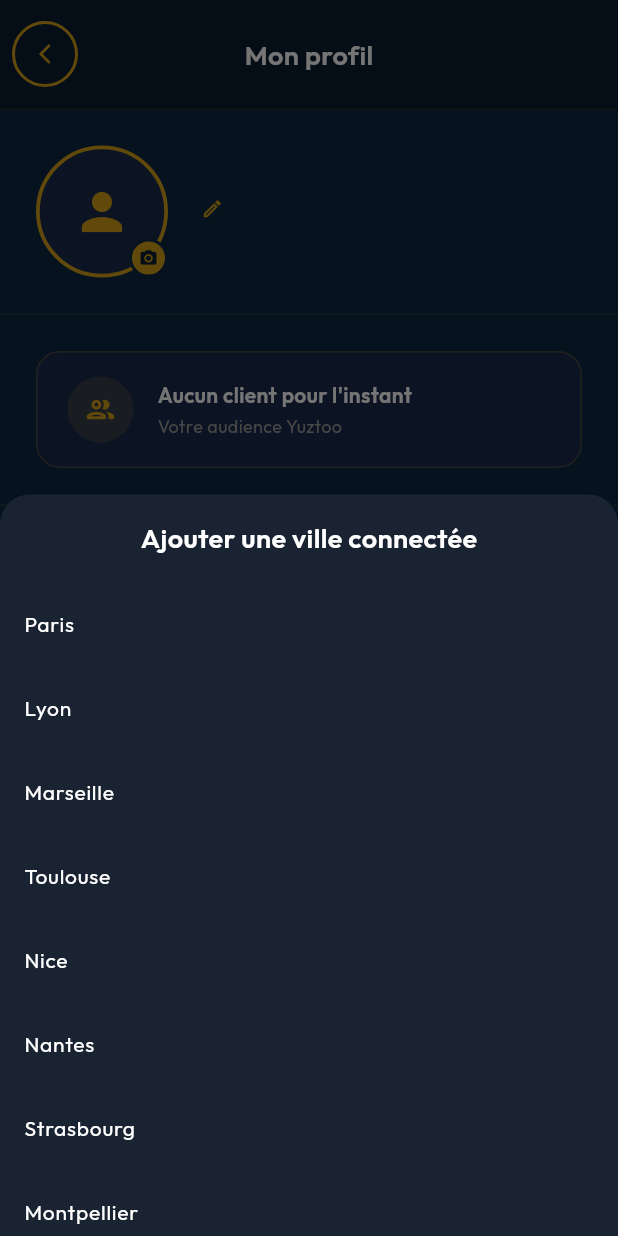
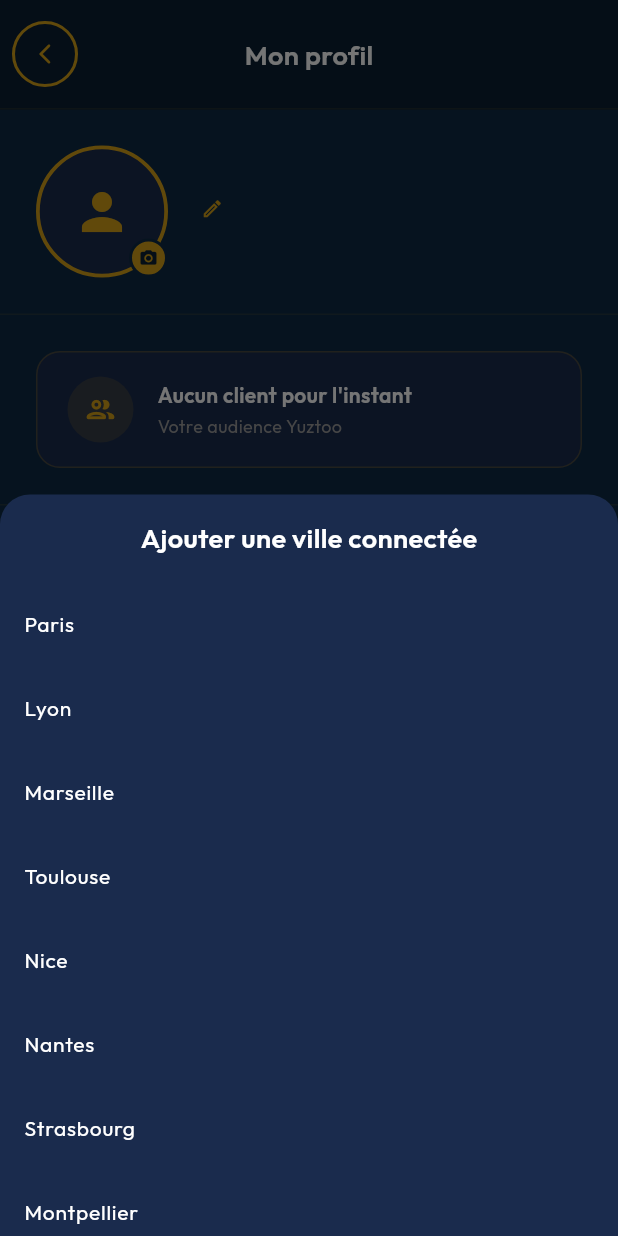
Before and after one commit to ayoubelbadaoui/Yuztoo, a Flutter app: the AccountPreferencesScreen widget shown alone on an empty page, opened directly, after a tap on the "add" icon, on a phone screen of 412 x 824 dp. Run offline on Flutter 3.47's test engine with Material 3 defaults, Android fonts, the phone set to English and light mode, and no system bars; our stand-ins replace app_links, cloud_firestore, equatable, firebase_auth, firebase_core, firebase_messaging and 10 more; missing offline and left inert: gal, mobile_scanner; accounts and stored records are empty; project files that could hold a hidden picture were left out.

Commit message:
fix(account-preferences): align screen with style guide
- Add PopScope so hardware back gesture is handled (rule 2 violation)
- Fix 'Créer un compte pro' CTA: height 54, borderRadius 14, fontSize 16,
  gradient with box-shadow matching Section 5 spec
- Fix cities bottom sheet hardcoded color → MerchantColors.navyCard
- Wire edit icon next to display name: tapping now navigates to
  IdentificationSecurityScreen via new onEditProfile callback

Made-with: Cursor

```diff
--- a/lib/feature/account_preferences/presentation/account_preferences_screen.dart
+++ b/lib/feature/account_preferences/presentation/account_preferences_screen.dart
@@ -18,11 +18,14 @@ class AccountPreferencesScreen extends ConsumerStatefulWidget {
     super.key,
     this.onBack,
     this.onCreateProAccount,
+    this.onEditProfile,
   });
 
   final VoidCallback? onBack;
   /// Called when the client taps "Créer un compte pro" to start merchant onboarding.
   final VoidCallback? onCreateProAccount;
+  /// Called when the user taps the edit icon next to their name.
+  final VoidCallback? onEditProfile;
 
   @override
   ConsumerState<AccountPreferencesScreen> createState() =>
--- a/lib/feature/account_preferences/presentation/account_preferences_screen.part.dart
+++ b/lib/feature/account_preferences/presentation/account_preferences_screen.part.dart
@@ -25,7 +25,12 @@ extension _AccountPreferencesScreenUi on _AccountPreferencesScreenState {
       ),
       child: Scaffold(
         backgroundColor: MerchantColors.bgMain,
-        body: Column(
+        body: PopScope(
+          canPop: false,
+          onPopInvokedWithResult: (didPop, _) {
+            if (!didPop) widget.onBack?.call();
+          },
+          child: Column(
             children: [
               _buildHeader(context),
               Expanded(
@@ -36,7 +41,7 @@ extension _AccountPreferencesScreenUi on _AccountPreferencesScreenState {
                   ),
                   child: Column(
                     children: [
-                    const ProfileAvatarSection(),
+                      ProfileAvatarSection(onEditProfile: widget.onEditProfile),
                       _buildConnectionsSection(partnerCount),
                       const CitiesSection(),
                       const YuztooCardBox(),
@@ -51,6 +56,7 @@ extension _AccountPreferencesScreenUi on _AccountPreferencesScreenState {
                 ),
               ),
             ],
+          ),
         ),
       ),
     );
@@ -309,23 +315,26 @@ extension _AccountPreferencesScreenUi on _AccountPreferencesScreenState {
 
   Widget _buildCreateAccountButton() {
     return Padding(
-      padding: const EdgeInsets.all(24),
+      padding: const EdgeInsets.fromLTRB(24, 24, 24, 0),
       child: GestureDetector(
         behavior: HitTestBehavior.opaque,
         onTap: widget.onCreateProAccount,
         child: Container(
           width: double.infinity,
-          padding: const EdgeInsets.symmetric(vertical: 16),
+          height: 54,
           decoration: BoxDecoration(
             gradient: const LinearGradient(
               colors: [MerchantColors.gold, Color(0xFFD4AF37)],
+              begin: Alignment.topLeft,
+              end: Alignment.bottomRight,
             ),
-            borderRadius: BorderRadius.circular(24),
+            borderRadius: BorderRadius.circular(14),
             boxShadow: [
               BoxShadow(
-                color: MerchantColors.gold.withValues(alpha: 0.3),
-                blurRadius: 12,
-                offset: const Offset(0, 4),
+                color: MerchantColors.gold.withValues(alpha: 0.35),
+                blurRadius: 16,
+                spreadRadius: -2,
+                offset: const Offset(0, 6),
               ),
             ],
           ),
@@ -333,9 +342,10 @@ extension _AccountPreferencesScreenUi on _AccountPreferencesScreenState {
             child: Text(
               'Créer un compte pro',
               style: GoogleFonts.outfit(
-                fontSize: 14,
+                fontSize: 16,
                 fontWeight: FontWeight.w700,
                 color: MerchantColors.bgHeader,
+                letterSpacing: 0.2,
               ),
             ),
           ),
--- a/lib/feature/account_preferences/presentation/widgets/cities_section.dart
+++ b/lib/feature/account_preferences/presentation/widgets/cities_section.dart
@@ -22,7 +22,7 @@ class _CitiesSectionState extends ConsumerState<CitiesSection> {
 
     showModalBottomSheet<void>(
       context: context,
-      backgroundColor: const Color(0xFF1A2332),
+      backgroundColor: MerchantColors.navyCard,
       isScrollControlled: true,
       shape: const RoundedRectangleBorder(
         borderRadius: BorderRadius.vertical(top: Radius.circular(20)),
--- a/lib/feature/account_preferences/presentation/widgets/profile_avatar_section.dart
+++ b/lib/feature/account_preferences/presentation/widgets/profile_avatar_section.dart
@@ -17,7 +17,10 @@ part 'profile_avatar_section.part.dart';
 /// Separate from business/merchant profile - this is the user's personal account info.
 /// Allows user to select and save personal profile picture.
 class ProfileAvatarSection extends ConsumerStatefulWidget {
-  const ProfileAvatarSection({super.key});
+  const ProfileAvatarSection({super.key, this.onEditProfile});
+
+  /// Called when the user taps the name / edit-icon to open identification settings.
+  final VoidCallback? onEditProfile;
 
   @override
   ConsumerState<ProfileAvatarSection> createState() => _ProfileAvatarSectionState();
--- a/lib/feature/account_preferences/presentation/widgets/profile_avatar_section.part.dart
+++ b/lib/feature/account_preferences/presentation/widgets/profile_avatar_section.part.dart
@@ -53,7 +53,10 @@ extension _ProfileAvatarSectionUi on _ProfileAvatarSectionState {
                   crossAxisAlignment: CrossAxisAlignment.start,
                   mainAxisSize: MainAxisSize.min,
                   children: [
-                    Row(
+                    GestureDetector(
+                      behavior: HitTestBehavior.opaque,
+                      onTap: widget.onEditProfile,
+                      child: Row(
                         children: [
                           Flexible(
                             child: Text(
@@ -70,6 +73,7 @@ extension _ProfileAvatarSectionUi on _ProfileAvatarSectionState {
                           const Icon(Icons.edit_outlined,
                               color: MerchantColors.gold, size: 15),
                         ],
+                      ),
                     ),
                     const SizedBox(height: 4),
                     if (city.isNotEmpty) _ProfileAvatarInfoLine(city),
--- a/lib/main_shell_state.part.dart
+++ b/lib/main_shell_state.part.dart
@@ -1220,6 +1220,7 @@ class _RootShellState extends ConsumerState<_RootShell>
       case ScreenId.merchantAccountPreferences:
         return AccountPreferencesScreen(
           onBack: _handleBackFromNested,
+          onEditProfile: () => setState(() => _nestedScreen = ScreenId.merchantSecurity),
           onCreateProAccount: () {
             setState(() {
               _role = UserRole.merchant;
```
Lines whose indentation alone changed are shown as unchanged.
